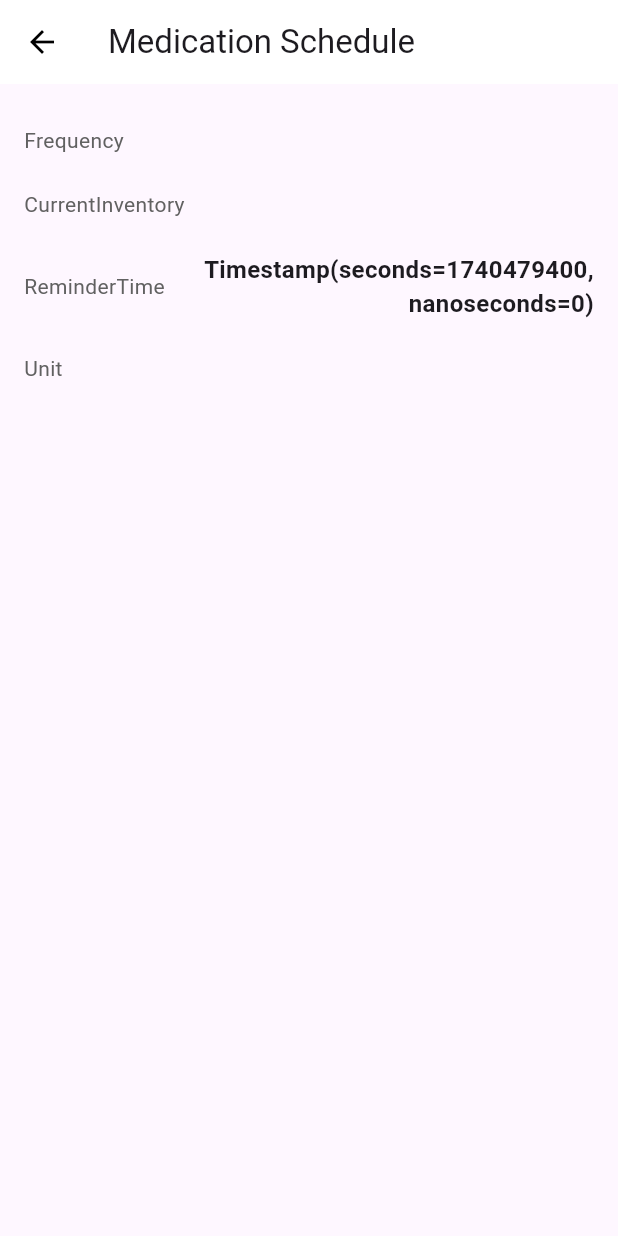
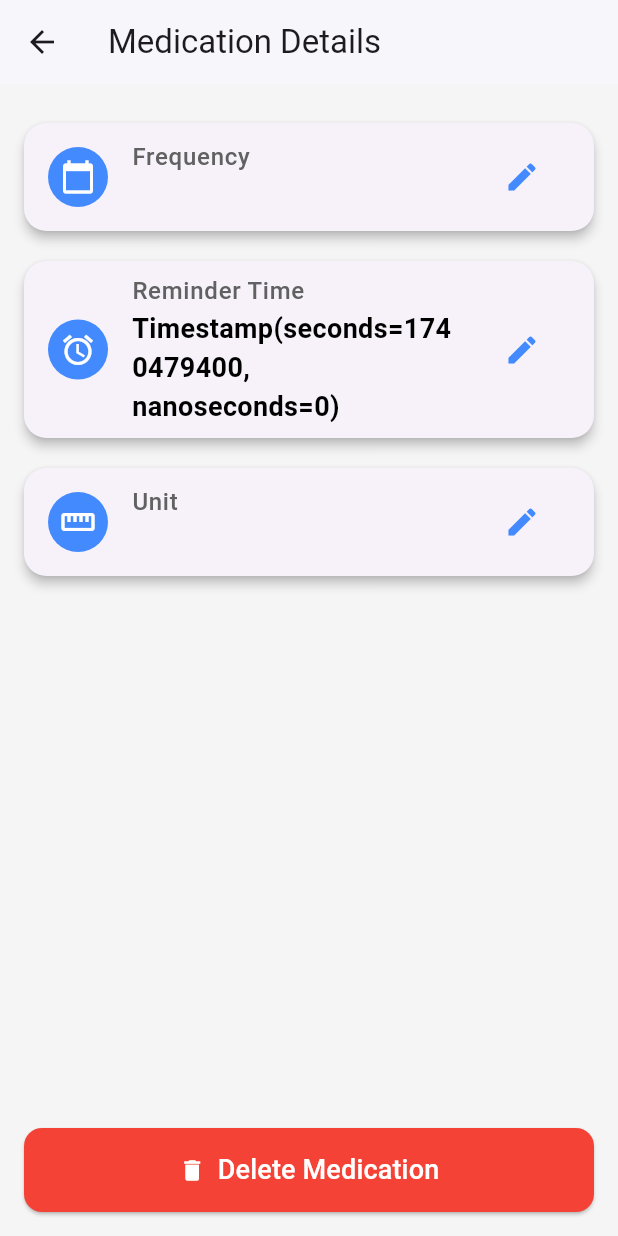
Before and after one commit to nourhandardeer/Health-Buddy, a Flutter app: the MedicationDetailsPage screen opened directly with empty values, on a phone screen of 412 x 824 dp. Run offline on Flutter 3.47's test engine with Material 3 defaults, Android fonts, the phone set to English and light mode, and no system bars; our stand-ins replace cloud_firestore, device_preview, firebase_auth, firebase_core, image_picker; accounts and stored records are empty.

Commit message:
Update medication_details_page.dart

```diff
--- a/lib/AddMed/medication_details_page.dart
+++ b/lib/AddMed/medication_details_page.dart
@@ -1,114 +1,261 @@
 import 'package:flutter/material.dart';
 import 'package:firebase_auth/firebase_auth.dart';
 import 'package:cloud_firestore/cloud_firestore.dart';
+import 'FrequencySelectionPage.dart'; // Ensure this import is correct
 
-class MedicationDetailsPage extends StatelessWidget {
-  final String medId; // Document ID
+class MedicationDetailsPage extends StatefulWidget {
+  final String medId;
 
-  const MedicationDetailsPage({Key? key, required this.medId}) : super(key: key);
+  const MedicationDetailsPage({Key? key, required this.medId})
+      : super(key: key);
+
+  @override
+  _MedicationDetailsPageState createState() => _MedicationDetailsPageState();
+}
+
+class _MedicationDetailsPageState extends State<MedicationDetailsPage> {
+  final User? user = FirebaseAuth.instance.currentUser;
+  Map<String, dynamic>? medData;
+  bool isLoading = true;
+
+  @override
+  void initState() {
+    super.initState();
+    _loadMedicationData();
+  }
+
+  Future<void> _loadMedicationData() async {
+    try {
+      DocumentSnapshot snapshot = await FirebaseFirestore.instance
+          .collection('meds')
+          .doc(widget.medId)
+          .get();
+      if (snapshot.exists) {
+        setState(() {
+          medData = snapshot.data() as Map<String, dynamic>;
+          isLoading = false;
+        });
+      } else {
+        setState(() {
+          medData = null;
+          isLoading = false;
+        });
+      }
+    } catch (e) {
+      setState(() {
+        isLoading = false;
+      });
+      print("Error loading medication data: $e");
+    }
+  }
+
+  Future<void> _updateData(String field, String newValue) async {
+    try {
+      await FirebaseFirestore.instance
+          .collection('meds')
+          .doc(widget.medId)
+          .update({field: newValue});
+      setState(() {
+        medData?[field] = newValue;
+      });
+      ScaffoldMessenger.of(context).showSnackBar(
+        SnackBar(
+          content: Text("$field updated successfully!"),
+          backgroundColor: Colors.green,
+        ),
+      );
+    } catch (e) {
+      print("Error updating $field: $e");
+      ScaffoldMessenger.of(context).showSnackBar(
+        const SnackBar(
+          content: Text("Failed to update."),
+          backgroundColor: Colors.red,
+        ),
+      );
+    }
+  }
+
+  Future<void> _deleteMedication() async {
+    try {
+      await FirebaseFirestore.instance
+          .collection('meds')
+          .doc(widget.medId)
+          .delete();
+      ScaffoldMessenger.of(context).showSnackBar(
+        const SnackBar(
+          content: Text("Medication deleted successfully!"),
+          backgroundColor: Colors.red,
+        ),
+      );
+      Navigator.of(context).pop(); // Navigate back after deletion
+    } catch (e) {
+      print("Error deleting medication: $e");
+      ScaffoldMessenger.of(context).showSnackBar(
+        const SnackBar(
+          content: Text("Failed to delete medication."),
+          backgroundColor: Colors.red,
+        ),
+      );
+    }
+  }
+
+  void _confirmDelete() {
+    showDialog(
+      context: context,
+      builder: (context) {
+        return AlertDialog(
+          title: const Text("Delete Medication"),
+          content:
+              const Text("Are you sure you want to delete this medication?"),
+          actions: [
+            TextButton(
+              onPressed: () {
+                Navigator.of(context).pop();
+              },
+              child: const Text("Cancel"),
+            ),
+            ElevatedButton(
+              style: ElevatedButton.styleFrom(
+                backgroundColor: Colors.red,
+              ),
+              onPressed: () {
+                Navigator.of(context).pop();
+                _deleteMedication();
+              },
+              child: const Text("Delete"),
+            ),
+          ],
+        );
+      },
+    );
+  }
 
   @override
   Widget build(BuildContext context) {
-    final user = FirebaseAuth.instance.currentUser;
-    if (user == null) {
+    if (isLoading) {
       return Scaffold(
-        appBar: AppBar(
-          title: const Text("Medication Schedule"),
-          backgroundColor: Colors.white,
-          elevation: 0,
-          iconTheme: const IconThemeData(color: Colors.black),
-        ),
-        body: const Center(child: Text("User not logged in")),
+        appBar: _buildAppBar(context),
+        body: const Center(child: CircularProgressIndicator()),
       );
     }
 
-    // Fetch the document from the 'meds' collection using the medId.
-    return FutureBuilder<DocumentSnapshot>(
-      future: FirebaseFirestore.instance
-          .collection('meds')
-          .doc(medId)
-          .get(),
-      builder: (context, snapshot) {
-        // Loading
-        if (snapshot.connectionState == ConnectionState.waiting) {
+    if (medData == null) {
       return Scaffold(
-            appBar: _buildAppBar(),
-            body: const Center(child: CircularProgressIndicator()),
-          );
-        }
-        // Error
-        if (snapshot.hasError) {
-          return Scaffold(
-            appBar: _buildAppBar(),
-            body: Center(child: Text("Error: ${snapshot.error}")),
-          );
-        }
-        // Document not found
-        if (!snapshot.hasData || !snapshot.data!.exists) {
-          return Scaffold(
-            appBar: _buildAppBar(),
-            body: const Center(child: Text("Medication not found.")),
+        appBar: _buildAppBar(context),
+        body: const Center(
+          child: Text(
+            "Medication not found.",
+            style: TextStyle(fontSize: 18, color: Colors.grey),
+          ),
+        ),
       );
     }
 
-        // Document exists
-        final medData = snapshot.data!.data() as Map<String, dynamic>;
-
-        // Optional: Verify that the medication belongs to the current user.
-        if (medData['userId'] != user.uid) {
     return Scaffold(
-            appBar: _buildAppBar(),
-            body: const Center(child: Text("Unauthorized access.")),
-          );
-        }
-
-        // Debug: Print document data.
-        print('Document data for $medId: $medData');
-
-        return Scaffold(
-          appBar: _buildAppBar(),
+      appBar: _buildAppBar(context),
+      backgroundColor: Colors.grey[100],
       body: SingleChildScrollView(
         padding: const EdgeInsets.all(16.0),
         child: Column(
           crossAxisAlignment: CrossAxisAlignment.start,
           children: [
-                _buildSection("Frequency", "${medData['frequency'] ?? 'N/A'}"),
-                _buildSection("CurrentInventory", "${medData['currentInventory'] ?? 'N/A'}"),
-                _buildSection("ReminderTime", "${medData['reminderTime'] ?? 'N/A'}"),
-                _buildSection("Unit", "${medData['unit'] ?? 'N/A'}"),
+            _buildSection(
+              icon: Icons.calendar_today,
+              title: "Frequency",
+              value: "${medData!['frequency'] ?? 'N/A'}",
+              field: "frequency",
+              isFrequency: true,
+            ),
+            _buildSection(
+              icon: Icons.alarm,
+              title: "Reminder Time",
+              value: "${medData!['reminderTime'] ?? 'N/A'}",
+              field: "reminderTime",
+            ),
+            _buildSection(
+              icon: Icons.straighten,
+              title: "Unit",
+              value: "${medData!['unit'] ?? 'N/A'}",
+              field: "unit",
+            ),
           ],
         ),
       ),
-        );
-      },
+      bottomNavigationBar: Padding(
+        padding: const EdgeInsets.all(16.0),
+        child: ElevatedButton.icon(
+          onPressed: _confirmDelete,
+          icon: const Icon(Icons.delete, color: Colors.white),
+          label: const Text(
+            "Delete Medication",
+            style: TextStyle(color: Colors.white, fontSize: 18),
+          ),
+          style: ElevatedButton.styleFrom(
+            backgroundColor: Colors.red,
+            padding: const EdgeInsets.symmetric(vertical: 15),
+            shape: RoundedRectangleBorder(
+              borderRadius: BorderRadius.circular(12),
+            ),
+          ),
+        ),
+      ),
     );
   }
 
-  PreferredSizeWidget _buildAppBar() {
-    return AppBar(
-      title: const Text("Medication Schedule"),
-      backgroundColor: Colors.white,
-      elevation: 0,
-      iconTheme: const IconThemeData(color: Colors.black),
+  Widget _buildSection({
+    required IconData icon,
+    required String title,
+    required String value,
+    required String field,
+    bool isFrequency = false,
+  }) {
+    return Card(
+      elevation: 3,
+      margin: const EdgeInsets.symmetric(vertical: 10),
+      shape: RoundedRectangleBorder(borderRadius: BorderRadius.circular(15)),
+      child: ListTile(
+        leading: CircleAvatar(
+          backgroundColor: Colors.blueAccent,
+          child: Icon(icon, color: Colors.white),
+        ),
+        title: Text(
+          title,
+          style: TextStyle(
+            color: Colors.grey[700],
+            fontSize: 16,
+            fontWeight: FontWeight.w500,
+          ),
+        ),
+        subtitle: Text(
+          value,
+          style: const TextStyle(
+            fontSize: 18,
+            color: Colors.black,
+            fontWeight: FontWeight.bold,
+          ),
+        ),
+        trailing: IconButton(
+          icon: const Icon(Icons.edit, color: Colors.blueAccent),
+          onPressed: () {
+            if (isFrequency) {
+              Navigator.push(
+                context,
+                MaterialPageRoute(
+                  builder: (context) => const FrequencySelectionPage(),
+                ),
+              );
+            }
+          },
+        ),
+      ),
     );
   }
 
-  Widget _buildSection(String title, String value) {
-    return Padding(
-      padding: const EdgeInsets.symmetric(vertical: 10),
-      child: Row(
-        mainAxisAlignment: MainAxisAlignment.spaceBetween,
-        children: [
-          Text(title, style: TextStyle(color: Colors.grey[700])),
-          Expanded(
-            child: Text(
-              value,
-              textAlign: TextAlign.end,
-              style: const TextStyle(fontWeight: FontWeight.bold, fontSize: 16),
-            ),
-          ),
-        ],
-      ),
+  PreferredSizeWidget _buildAppBar(BuildContext context) {
+    return AppBar(
+      title: const Text("Medication Details"),
+      backgroundColor: Colors.white,
+      elevation: 1,
     );
   }
 }
```
Lines whose indentation alone changed are shown as unchanged.
